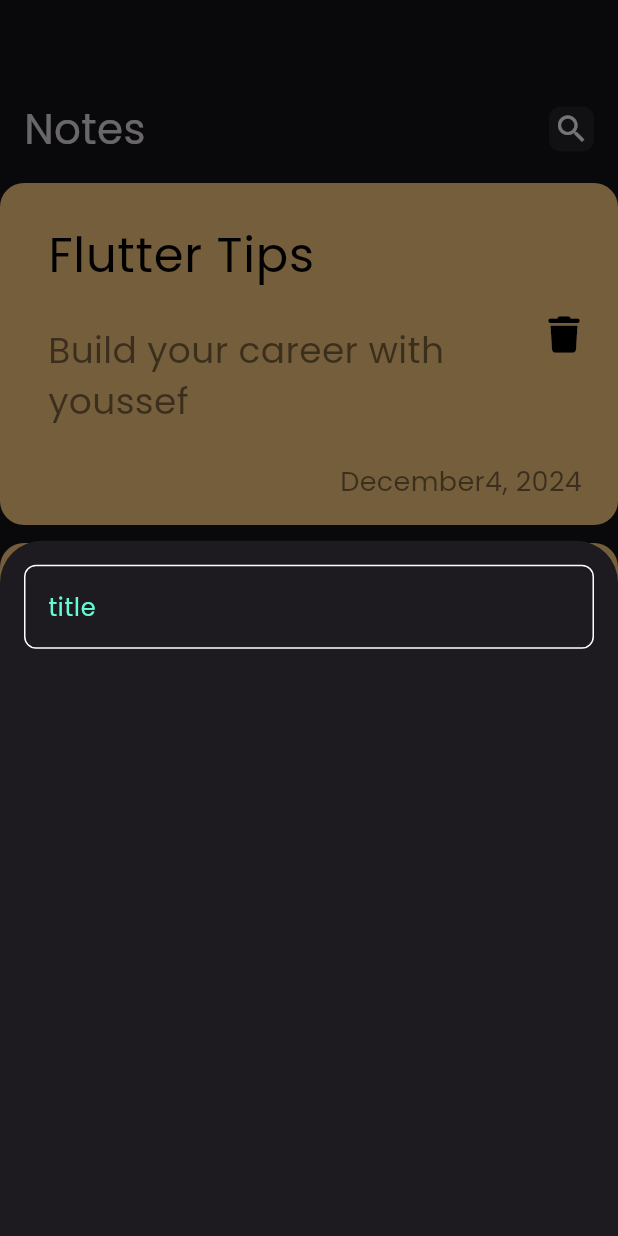
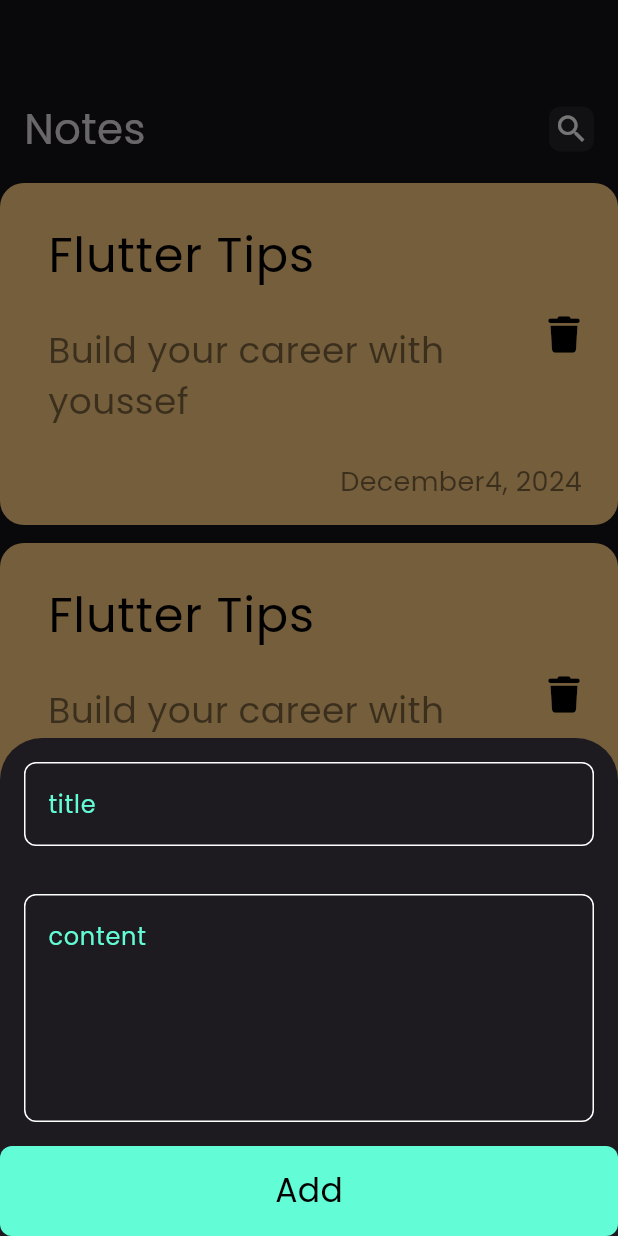
Before and after one commit to YoussefKadafy/notes_app, a Flutter app: the screen it shows after launch, after a tap on the "add" icon, on a phone screen of 412 x 824 dp. Run offline on Flutter 3.47's test engine with Material 3 defaults, Android fonts, the phone set to English and light mode, and no system bars; our stand-ins replace font_awesome_flutter.

Commit message:
create button and fenish the sheet

```diff
--- a/lib/widgets/add_note_bottomsheet.dart
+++ b/lib/widgets/add_note_bottomsheet.dart
@@ -1,43 +1,29 @@
 import 'package:flutter/material.dart';
 import 'package:notes_app/consts.dart';
+import 'package:notes_app/widgets/custom_button.dart';
+import 'package:notes_app/widgets/custom_textfield.dart';
 
 class AddNoteBottomSheet extends StatelessWidget {
   const AddNoteBottomSheet({super.key});
 
   @override
   Widget build(BuildContext context) {
-    return Column(
-      children: [CustomTextField()],
+    return Container(
+      child: SingleChildScrollView(
+        physics: AlwaysScrollableScrollPhysics(),
+        child: Column(
+          children: [
+            CustomTextField(
+              hint: 'title',
+            ),
+            CustomTextField(
+              hint: 'content',
+              maxlines: 5,
+            ),
+            CustomButton()
+          ],
+        ),
+      ),
     );
   }
 }
-
-class CustomTextField extends StatelessWidget {
-  const CustomTextField({super.key});
-
-  @override
-  Widget build(BuildContext context) {
-    return Padding(
-      padding: const EdgeInsets.all(16),
-      child: TextField(
-        cursorColor: kPrimaryColor,
-        decoration: InputDecoration(
-            hintText: 'title',
-            hintStyle: TextStyle(color: kPrimaryColor),
-            border: buildBorder(),
-            enabledBorder: buildBorder(),
-            focusedBorder: buildBorder(kPrimaryColor)),
-      ),
-    );
-  }
-
-  OutlineInputBorder buildBorder([color]) {
-    return OutlineInputBorder(
-        borderRadius: BorderRadius.circular(
-          8,
-        ),
-        borderSide: BorderSide(
-          color: color ?? Colors.white,
-        ));
-  }
-}
--- /dev/null
+++ b/lib/widgets/custom_button.dart
@@ -0,0 +1,22 @@
+import 'package:flutter/material.dart';
+import 'package:notes_app/consts.dart';
+
+class CustomButton extends StatelessWidget {
+  const CustomButton({super.key});
+
+  @override
+  Widget build(BuildContext context) {
+    return Container(
+      width: MediaQuery.of(context).size.width,
+      height: 60,
+      decoration: BoxDecoration(
+          borderRadius: BorderRadius.circular(8), color: kPrimaryColor),
+      child: Center(
+          child: Text(
+        'Add',
+        style:
+            TextStyle(color: Colors.black, fontFamily: 'Poppins', fontSize: 22),
+      )),
+    );
+  }
+}
--- /dev/null
+++ b/lib/widgets/custom_textfield.dart
@@ -0,0 +1,34 @@
+import 'package:flutter/material.dart';
+import 'package:notes_app/consts.dart';
+
+class CustomTextField extends StatelessWidget {
+  const CustomTextField({super.key, required this.hint, this.maxlines = 1});
+  final String hint;
+  final int maxlines;
+  @override
+  Widget build(BuildContext context) {
+    return Padding(
+      padding: const EdgeInsets.all(16),
+      child: TextField(
+        cursorColor: kPrimaryColor,
+        maxLines: maxlines,
+        decoration: InputDecoration(
+            hintText: hint,
+            hintStyle: TextStyle(color: kPrimaryColor),
+            border: buildBorder(),
+            enabledBorder: buildBorder(),
+            focusedBorder: buildBorder(kPrimaryColor)),
+      ),
+    );
+  }
+
+  OutlineInputBorder buildBorder([color]) {
+    return OutlineInputBorder(
+        borderRadius: BorderRadius.circular(
+          8,
+        ),
+        borderSide: BorderSide(
+          color: color ?? Colors.white,
+        ));
+  }
+}
```
